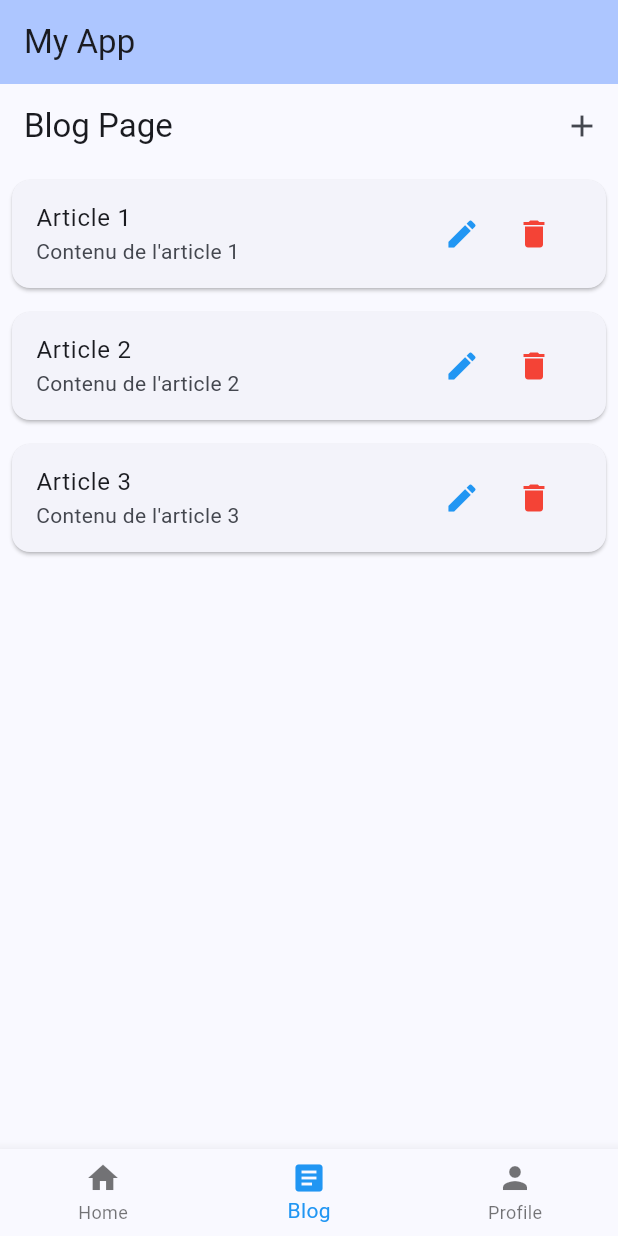
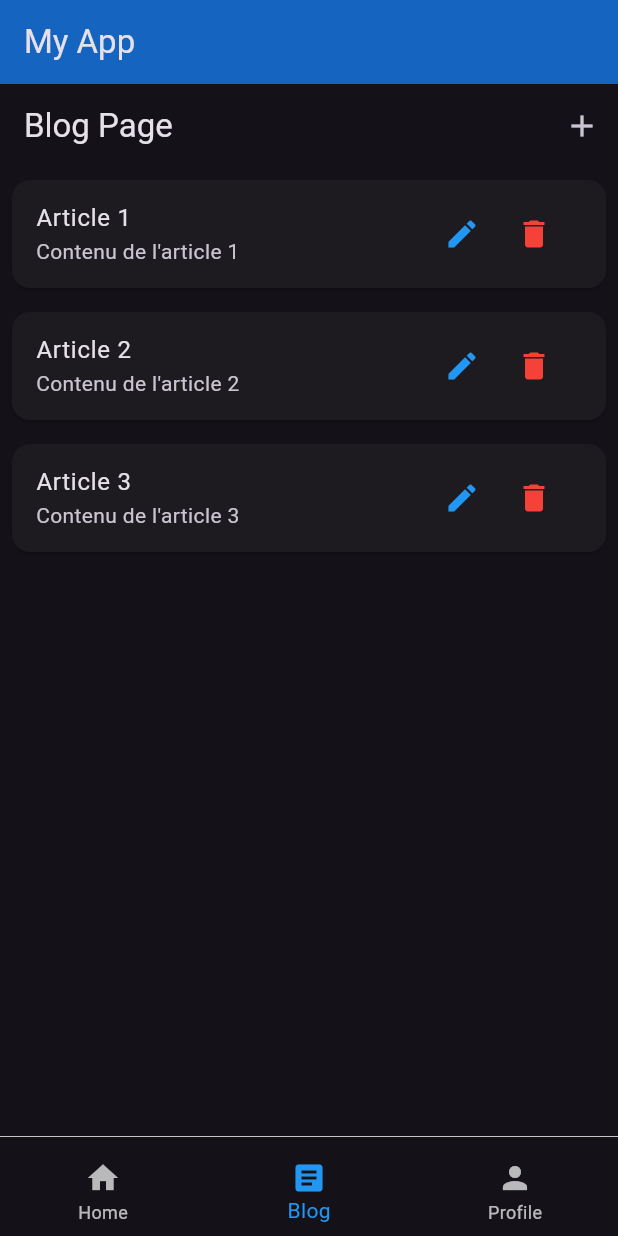
Before and after one commit to nicolasloi/first_flutter_app, a Flutter app: the screen it shows after launch, item 2 of the bottom bar chosen, on a phone screen of 412 x 824 dp. Run offline on Flutter 3.47's test engine with Material 3 defaults, Android fonts, the phone set to English and light mode, and no system bars; network calls fail.

Commit message:
turn brightness to dark and add homepage widget (video)

```diff
--- a/lib/main.dart
+++ b/lib/main.dart
@@ -1,5 +1,8 @@
 import 'package:flutter/material.dart';
+import 'package:my_flutter_test/widgets/navbar.dart';
 import 'package:my_flutter_test/pages/home_page.dart';
+import 'package:my_flutter_test/pages/profile_page.dart';
+import 'package:my_flutter_test/pages/blog_page.dart';
 
 void main() {
   runApp(const MyApp());
@@ -14,9 +17,50 @@ class MyApp extends StatelessWidget {
       debugShowCheckedModeBanner: false,
       title: 'Flutter Demo',
       theme: ThemeData(
-        colorScheme: ColorScheme.fromSeed(seedColor: Colors.blueAccent),
+        brightness: Brightness.dark,
       ),
-      home: const MyHomePage(title: 'My App'),
+      home: const MainPage(),
     );
   }
 }
+
+class MainPage extends StatefulWidget {
+  const MainPage({super.key});
+
+  @override
+  State<MainPage> createState() => _MainPageState();
+}
+
+class _MainPageState extends State<MainPage> {
+  final ValueNotifier<int> _currentIndexNotifier = ValueNotifier<int>(0);
+
+  final List<Widget> _pages = [
+    const HomePage(),
+    const BlogPage(),
+    const ProfilePage(),
+  ];
+
+  void _onItemSelected(int index) {
+    _currentIndexNotifier.value = index;
+  }
+
+  @override
+  Widget build(BuildContext context) {
+    return Scaffold(
+      appBar: AppBar(
+        backgroundColor: Colors.blue[800],
+        title: const Text('My App'),
+      ),
+      body: ValueListenableBuilder<int>(
+        valueListenable: _currentIndexNotifier,
+        builder: (context, currentIndex, child) {
+          return _pages[currentIndex];
+        },
+      ),
+      bottomNavigationBar: NavBar(
+        currentIndexNotifier: _currentIndexNotifier,
+        onItemSelected: _onItemSelected,
+      ),
+    );
+  }
+}
--- a/lib/pages/blog_page.dart
+++ b/lib/pages/blog_page.dart
@@ -51,6 +51,9 @@ class _BlogPageState extends State<BlogPage> {
           actions: [
             TextButton(
               onPressed: () => Navigator.of(context).pop(),
+              style: TextButton.styleFrom(
+                foregroundColor: Colors.blue,
+              ),
               child: const Text('Cancel'),
             ),
             ElevatedButton(
@@ -58,6 +61,9 @@ class _BlogPageState extends State<BlogPage> {
                 _addOrUpdateArticle();
                 Navigator.of(context).pop();
               },
+              style: TextButton.styleFrom(
+                foregroundColor: Colors.blue,
+              ),
               child: const Text('Save'),
             ),
           ],
--- a/lib/pages/home_page.dart
+++ b/lib/pages/home_page.dart
@@ -1,47 +1,13 @@
 import 'package:flutter/material.dart';
-import 'package:my_flutter_test/widgets/navbar.dart';
-import 'package:my_flutter_test/pages/profile_page.dart';
-import 'package:my_flutter_test/pages/blog_page.dart';
+import 'package:my_flutter_test/widgets/video_widget.dart';
 
-class MyHomePage extends StatefulWidget {
-  const MyHomePage({super.key, required this.title});
-
-  final String title;
-
-  @override
-  State<MyHomePage> createState() => _MyHomePageState();
-}
-
-class _MyHomePageState extends State<MyHomePage> {
-  final ValueNotifier<int> _currentIndexNotifier = ValueNotifier<int>(0);
-
-  final List<Widget> _pages = [
-    const Center(child: Text('Home Page')),
-    const BlogPage(),
-    const ProfilePage(),
-  ];
-
-  void _onItemSelected(int index) {
-    _currentIndexNotifier.value = index;
-  }
+class HomePage extends StatelessWidget {
+  const HomePage({super.key});
 
   @override
   Widget build(BuildContext context) {
     return Scaffold(
-      appBar: AppBar(
-        backgroundColor: Theme.of(context).colorScheme.inversePrimary,
-        title: Text(widget.title),
-      ),
-      body: ValueListenableBuilder<int>(
-        valueListenable: _currentIndexNotifier,
-        builder: (context, currentIndex, child) {
-          return _pages[currentIndex];
-        },
-      ),
-      bottomNavigationBar: NavBar(
-        currentIndexNotifier: _currentIndexNotifier,
-        onItemSelected: _onItemSelected,
-      ),
+      body: const VideoWidget(),
     );
   }
 }
--- a/lib/widgets/navbar.dart
+++ b/lib/widgets/navbar.dart
@@ -15,12 +15,16 @@ class NavBar extends StatelessWidget {
     return ValueListenableBuilder<int>(
       valueListenable: currentIndexNotifier,
       builder: (context, currentIndex, child) {
-        return BottomNavigationBar(
+        return Container(
+          decoration: const BoxDecoration(
+            border: Border(top: BorderSide(color: Colors.white, width: 0.5)),
+          ),
+          // Adding padding to create space between the top border and icons
+          child: Padding(
+            padding: const EdgeInsets.only(top: 8.0),
+            child: BottomNavigationBar(
               items: const [
-            BottomNavigationBarItem(
-              icon: Icon(Icons.home),
-              label: 'Home',
-            ),
+                BottomNavigationBarItem(icon: Icon(Icons.home), label: 'Home'),
                 BottomNavigationBarItem(
                   icon: Icon(Icons.article),
                   label: 'Blog',
@@ -33,6 +37,8 @@ class NavBar extends StatelessWidget {
               currentIndex: currentIndex,
               selectedItemColor: Colors.blue,
               onTap: onItemSelected,
+            ),
+          ),
         );
       },
     );
```
Also changed, not shown: lib/data/home_data.dart (added, +84 -0 lines), lib/model/video.dart (added, +17 -0 lines), lib/widgets/video_widget.dart (added, +81 -0 lines). Lines whose indentation alone changed are shown as unchanged.
